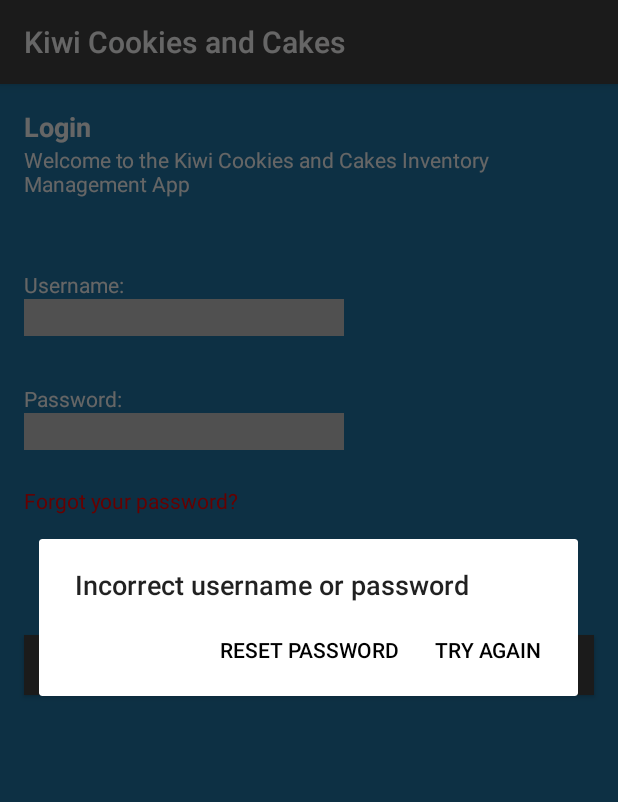
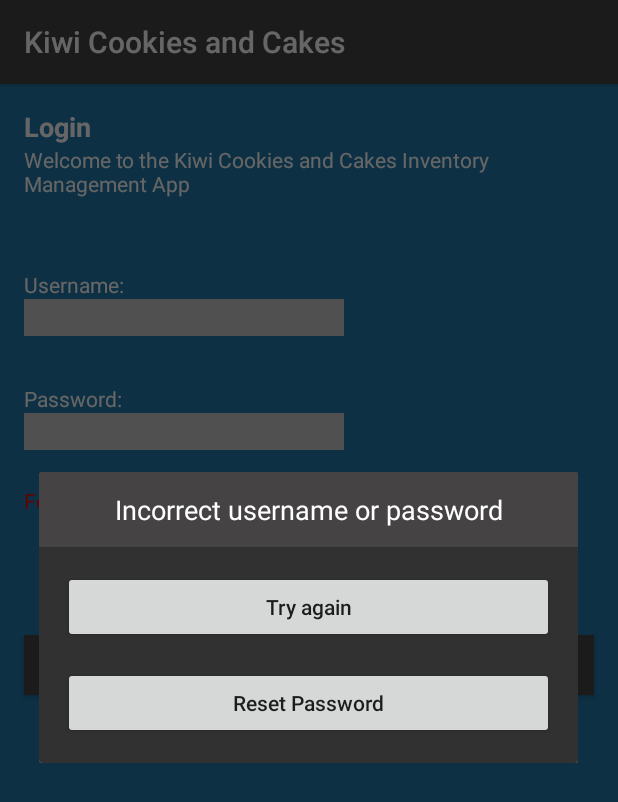
Before and after one commit to Jaseincyberspace/BIT603_Assignment_2_Jason_Norton_5001428, an Android app: the screen it shows after launch (MainActivity), after a tap on "LOGIN", on a phone screen of 412 x 824 dp. Shown: the top 802 px of the screen. Run offline under Robolectric (Android 15) with nearby library versions, the phone set to English and light mode, and no system bars.

Commit message:
Custom dialog box has been created for when username or password are incorrect. Clicking 'try again' dismisses the dialog and clicking 'reset password' adds a message to the log. Code needs to be added for the 'reset password' button to open the reset password activity.

```diff
--- a/app/src/main/java/com/example/bit603_assignment2_jasonnorton_5001428/MainActivity.java
+++ b/app/src/main/java/com/example/bit603_assignment2_jasonnorton_5001428/MainActivity.java
@@ -1,18 +1,14 @@
 package com.example.bit603_assignment2_jasonnorton_5001428;
 
-import androidx.appcompat.app.ActionBar;
 import androidx.appcompat.app.AlertDialog;
 import androidx.appcompat.app.AppCompatActivity;
-
-import android.content.DialogInterface;
-import android.icu.lang.UCharacterEnums;
 import android.os.Bundle;
 import android.util.Log;
+import android.view.LayoutInflater;
 import android.view.View;
 import android.widget.Button;
 import android.widget.EditText;
 import android.widget.TextView;
-import android.widget.Toolbar;
 
 public class MainActivity extends AppCompatActivity {
     public String TAG = "loginScreenLOGS";
@@ -27,6 +23,7 @@ public class MainActivity extends AppCompatActivity {
         final EditText password = findViewById(R.id.editText_password);
         final Button button_login = findViewById(R.id.button_login);
 
+        // Deal with button clicks:
         forgotPassword.setOnClickListener(new View.OnClickListener() {
             @Override
             public void onClick(View v) {
@@ -44,24 +41,39 @@ public class MainActivity extends AppCompatActivity {
     }// end onCreate method
 
     private void dialogBoxLoginFailed() {
-        AlertDialog.Builder builder = new AlertDialog.Builder(MainActivity.this);
+        // Create alert builder:
+        AlertDialog.Builder builder = new AlertDialog.Builder(this);
 
-        builder.setTitle(R.string.login_incorrect_login_details);
-        builder.setPositiveButton(R.string.login_try_again, new DialogInterface.OnClickListener() {
+        // Set custom layout for dialog box:
+        LayoutInflater layoutInflater = getLayoutInflater();
+        View loginFailedDialogLayout = layoutInflater.inflate(R.layout.login_failed_dialog_box, null);
+        builder.setView(loginFailedDialogLayout);
+
+        // Add buttons:
+        final Button button_tryAgain = loginFailedDialogLayout.findViewById(R.id.button_tryAgain);
+        final Button button_resetPassword = loginFailedDialogLayout.findViewById(R.id.button_resetPassword);
+
+        // Create dialog box and display it on screen:
+        final AlertDialog dialog = builder.create();
+
+        // Deal with button clicks:
+        button_tryAgain.setOnClickListener(new View.OnClickListener() {
             @Override
-            public void onClick(DialogInterface dialog, int which) {
-                Log.d(TAG, "User chose to try logging in again");
-            }
-        });
-        builder.setNegativeButton(R.string.login_reset_password, new DialogInterface.OnClickListener() {
-            @Override
-            public void onClick(DialogInterface dialog, int which) {
-                Log.d(TAG, "User chose to reset password");
+            public void onClick(View v) {
+                dialog.dismiss();
             }
         });
 
-        AlertDialog dialog = builder.create();
+        button_resetPassword.setOnClickListener(new View.OnClickListener() {
+            @Override
+            public void onClick(View v) {
+                Log.d(TAG, "User would like to reset their password. **** Programmer needs to add code to switch to the Reset Password Activity");
+            }
+        });
+
+        // Show dialog box on screen:
         dialog.show();
-    }
+
+    }// end dialogBoxLoginFailed method
 
 }// end MainActivity
--- a/app/src/main/res/layout/login_failed_dialog_box.xml
+++ b/app/src/main/res/layout/login_failed_dialog_box.xml
@@ -1,6 +1,57 @@
 <?xml version="1.0" encoding="utf-8"?>
-<androidx.constraintlayout.widget.ConstraintLayout
-    xmlns:android="http://schemas.android.com/apk/res/android" android:layout_width="match_parent"
-    android:layout_height="match_parent">
+<androidx.constraintlayout.widget.ConstraintLayout xmlns:android="http://schemas.android.com/apk/res/android"
+    xmlns:app="http://schemas.android.com/apk/res-auto"
+    xmlns:tools="http://schemas.android.com/tools"
+    android:layout_width="match_parent"
+    android:layout_height="match_parent"
+    android:background="#323131">
 
+    <Button
+        android:id="@+id/button_tryAgain"
+        android:layout_width="0dp"
+        android:layout_height="wrap_content"
+        android:layout_marginStart="16dp"
+        android:layout_marginLeft="16dp"
+        android:layout_marginTop="8dp"
+        android:layout_marginEnd="16dp"
+        android:layout_marginRight="16dp"
+        android:layout_marginBottom="8dp"
+        android:text="@string/login_try_again"
+        android:textAllCaps="false"
+        app:layout_constraintBottom_toTopOf="@+id/button_resetPassword"
+        app:layout_constraintEnd_toEndOf="parent"
+        app:layout_constraintStart_toStartOf="parent"
+        app:layout_constraintTop_toBottomOf="@+id/textView2" />
+
+    <Button
+        android:id="@+id/button_resetPassword"
+        android:layout_width="0dp"
+        android:layout_height="wrap_content"
+        android:layout_marginStart="16dp"
+        android:layout_marginLeft="16dp"
+        android:layout_marginTop="8dp"
+        android:layout_marginEnd="16dp"
+        android:layout_marginRight="16dp"
+        android:layout_marginBottom="16dp"
+        android:text="@string/login_reset_password"
+        android:textAllCaps="false"
+        app:layout_constraintBottom_toBottomOf="parent"
+        app:layout_constraintEnd_toEndOf="parent"
+        app:layout_constraintStart_toStartOf="parent"
+        app:layout_constraintTop_toBottomOf="@+id/button_tryAgain" />
+
+    <TextView
+        android:id="@+id/textView2"
+        android:layout_width="0dp"
+        android:layout_height="50dp"
+        android:layout_marginBottom="8dp"
+        android:background="#454343"
+        android:gravity="center"
+        android:text="@string/login_incorrect_login_details"
+        android:textColor="#FFFFFF"
+        android:textSize="18sp"
+        app:layout_constraintBottom_toTopOf="@+id/button_tryAgain"
+        app:layout_constraintEnd_toEndOf="parent"
+        app:layout_constraintStart_toStartOf="parent"
+        app:layout_constraintTop_toTopOf="parent" />
 </androidx.constraintlayout.widget.ConstraintLayout>
```
